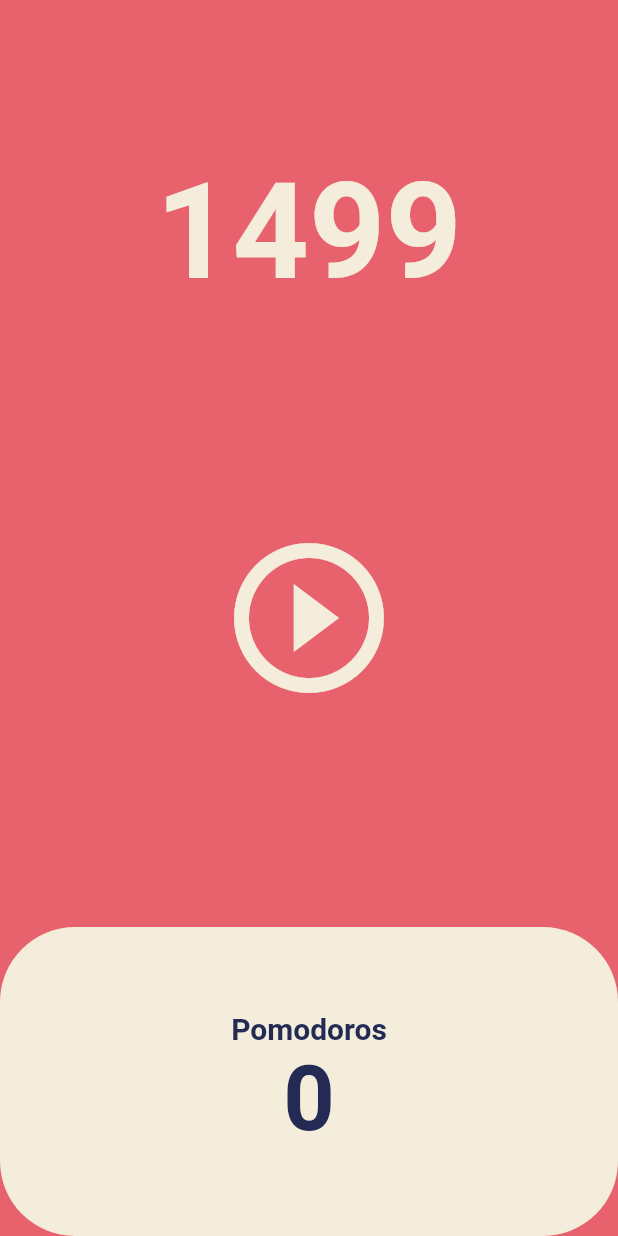
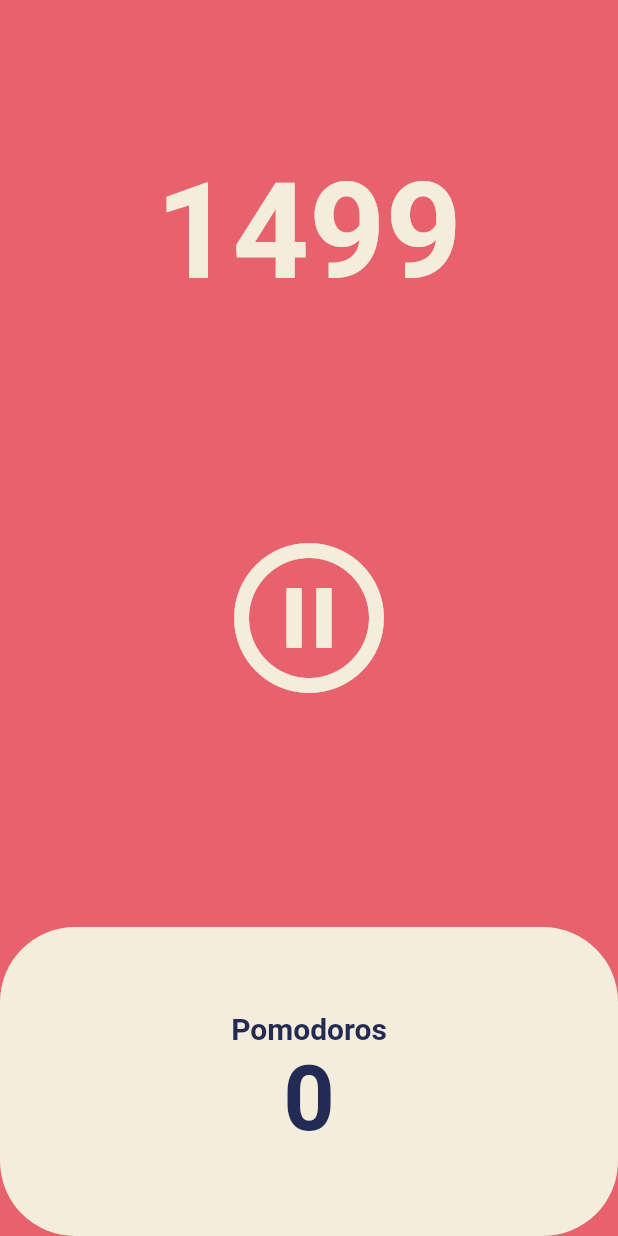
Before and after one commit to Kimhanyeol/toonflix, a Flutter app: the screen it shows after launch, after a tap on the "play circle outline" icon, on a phone screen of 412 x 824 dp. Run offline on Flutter 3.47's test engine with Material 2 defaults, Android fonts, the phone set to English and light mode, and no system bars.

Commit message:
#5.2 Pause Play

```diff
--- a/lib/screens/home_screen.dart
+++ b/lib/screens/home_screen.dart
@@ -11,16 +11,30 @@ class HomeScreen extends StatefulWidget {
 
 class _HomeScreenState extends State<HomeScreen> {
   int totalSeconds = 1500;
+  bool isRunning = false;
   late Timer timer;
 
-  void onTick(Timer timer){
+  void onTick(Timer timer) {
     setState(() {
       totalSeconds--;
     });
   }
 
-  void onStartPressed(){
-    timer = Timer.periodic(Duration(seconds: 1), onTick,);
+  void onStartPressed() {
+    timer = Timer.periodic(
+      Duration(seconds: 1),
+      onTick,
+    );
+    setState(() {
+      isRunning = true;
+    });
+  }
+
+  void onPausePressed() {
+    timer.cancel();
+    setState(() {
+      isRunning = false;
+    });
   }
 
   @override
@@ -49,8 +63,10 @@ class _HomeScreenState extends State<HomeScreen> {
               child: IconButton(
                 iconSize: 120,
                 color: Theme.of(context).cardColor,
-                onPressed: onStartPressed,
-                icon: Icon(Icons.play_circle_outline),
+                onPressed: isRunning ? onPausePressed : onStartPressed,
+                icon: Icon(isRunning
+                    ? Icons.pause_circle_outline
+                    : Icons.play_circle_outline),
               ),
             ),
           ),
```
